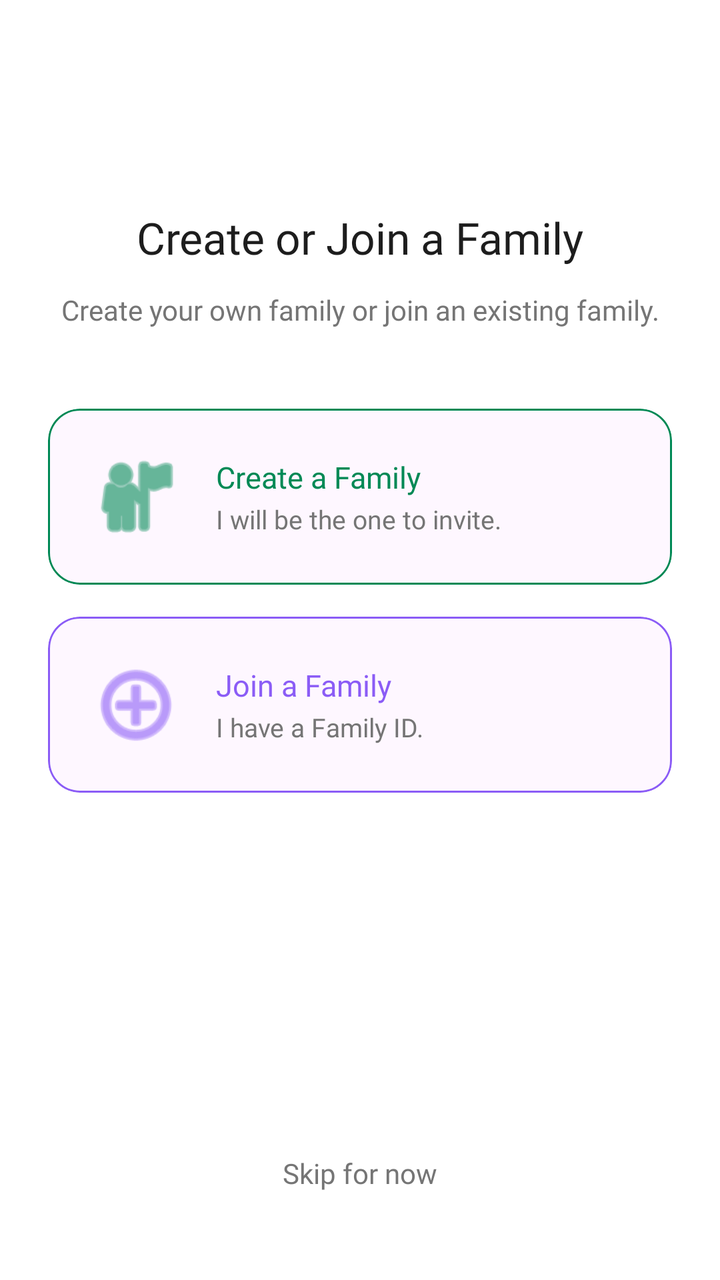
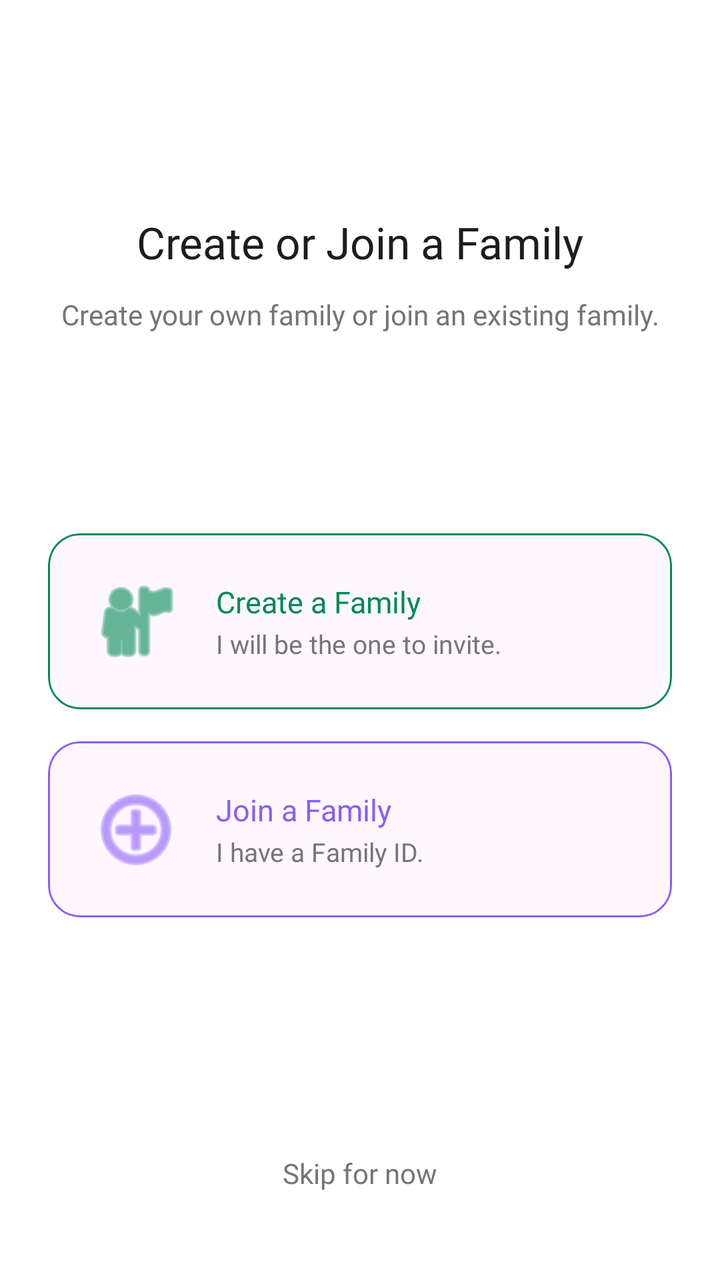

An Android layout rendered at two revisions. The XML below is the earlier revision; the diff shows what the commit changed to produce the second picture.
<!-- AndroidManifest.xml: application theme Theme.Carti -->
<!-- res/layout/fragment_onboarding_options.xml -->
<?xml version="1.0" encoding="utf-8"?>
<androidx.constraintlayout.widget.ConstraintLayout xmlns:android="http://schemas.android.com/apk/res/android"
    xmlns:app="http://schemas.android.com/apk/res-auto"
    android:id="@+id/onboardingOptions"
    android:layout_width="match_parent"
    android:layout_height="match_parent"
    android:background="@color/white">

    <androidx.core.widget.NestedScrollView
        android:layout_width="match_parent"
        android:layout_height="0dp"
        android:clipToPadding="false"
        android:paddingTop="64dp"
        app:layout_constraintBottom_toTopOf="@+id/btnSkip"
        app:layout_constraintTop_toTopOf="parent">

        <LinearLayout
            android:id="@+id/onboardingOptionsHeader"
            android:layout_width="match_parent"
            android:layout_height="wrap_content"
            android:orientation="vertical"
            android:padding="24dp">

            <TextView
                android:layout_width="match_parent"
                android:layout_height="wrap_content"
                android:layout_marginTop="16dp"
                android:fontFamily="@font/plus_jakarta_sans_bold"
                android:gravity="center"
                android:text="@string/onboarding_family_opt_title"
                android:textColor="@color/text_primary"
                android:textSize="22sp" />

            <TextView
                android:layout_width="match_parent"
                android:layout_height="wrap_content"
                android:layout_marginTop="12dp"
                android:fontFamily="@font/plus_jakarta_sans_medium"
                android:gravity="center"
                android:text="@string/onboarding_family_opt_desc"
                android:textColor="@color/text_secondary"
                android:textSize="14sp" />

            <com.google.android.material.card.MaterialCardView
                android:id="@+id/cardCreate"
                android:layout_width="match_parent"
                android:layout_height="wrap_content"
                android:layout_marginTop="40dp"
                android:clickable="true"
                android:focusable="true"
                app:cardCornerRadius="16dp"
                app:cardElevation="0dp"
                app:strokeColor="@color/carti_primary_green"
                app:strokeWidth="1dp">

                <LinearLayout
                    android:layout_width="match_parent"
                    android:layout_height="wrap_content"
                    android:gravity="center_vertical"
                    android:orientation="horizontal"
                    android:padding="20dp">

                    <ImageView
                        android:layout_width="48dp"
                        android:layout_height="48dp"
                        android:contentDescription="@null"
                        android:src="@android:drawable/ic_menu_myplaces"
                        app:tint="@color/carti_primary_green" />

                    <LinearLayout
                        android:layout_width="0dp"
                        android:layout_height="wrap_content"
                        android:layout_marginStart="16dp"
                        android:layout_weight="1"
                        android:orientation="vertical">

                        <TextView
                            android:layout_width="wrap_content"
                            android:layout_height="wrap_content"
                            android:fontFamily="@font/plus_jakarta_sans_bold"
                            android:text="@string/opt_create_title"
                            android:textColor="@color/carti_primary_green"
                            android:textSize="15sp" />

                        <TextView
                            android:layout_width="wrap_content"
                            android:layout_height="wrap_content"
                            android:layout_marginTop="2dp"
                            android:fontFamily="@font/plus_jakarta_sans_medium"
                            android:text="@string/opt_create_desc"
                            android:textColor="@color/text_secondary"
                            android:textSize="13sp" />
                    </LinearLayout>
                </LinearLayout>
            </com.google.android.material.card.MaterialCardView>

            <com.google.android.material.card.MaterialCardView
                android:id="@+id/cardJoin"
                android:layout_width="match_parent"
                android:layout_height="wrap_content"
                android:layout_marginTop="16dp"
                android:clickable="true"
                android:focusable="true"
                app:cardCornerRadius="16dp"
                app:cardElevation="0dp"
                app:strokeColor="@color/purple"
                app:strokeWidth="1dp">

                <LinearLayout
                    android:layout_width="match_parent"
                    android:layout_height="wrap_content"
                    android:gravity="center_vertical"
                    android:orientation="horizontal"
                    android:padding="20dp">

                    <ImageView
                        android:layout_width="48dp"
                        android:layout_height="48dp"
                        android:contentDescription="@null"
                        android:src="@android:drawable/ic_menu_add"
                        app:tint="@color/purple" />

                    <LinearLayout
                        android:layout_width="0dp"
                        android:layout_height="wrap_content"
                        android:layout_marginStart="16dp"
                        android:layout_weight="1"
                        android:orientation="vertical">

                        <TextView
                            android:layout_width="wrap_content"
                            android:layout_height="wrap_content"
                            android:fontFamily="@font/plus_jakarta_sans_bold"
                            android:text="@string/opt_join_title"
                            android:textColor="@color/purple"
                            android:textSize="15sp" />

                        <TextView
                            android:layout_width="wrap_content"
                            android:layout_height="wrap_content"
                            android:layout_marginTop="2dp"
                            android:fontFamily="@font/plus_jakarta_sans_medium"
                            android:text="@string/opt_join_desc"
                            android:textColor="@color/text_secondary"
                            android:textSize="13sp" />
                    </LinearLayout>
                </LinearLayout>
            </com.google.android.material.card.MaterialCardView>

        </LinearLayout>
    </androidx.core.widget.NestedScrollView>

    <TextView
        android:id="@+id/btnSkip"
        android:layout_width="wrap_content"
        android:layout_height="wrap_content"
        android:layout_marginBottom="32dp"
        android:background="?attr/selectableItemBackground"
        android:clickable="true"
        android:focusable="true"
        android:fontFamily="@font/plus_jakarta_sans_medium"
        android:padding="12dp"
        android:text="@string/btn_skip"
        android:textColor="@color/text_secondary"
        android:textSize="14sp"
        app:layout_constraintBottom_toBottomOf="parent"
        app:layout_constraintEnd_toEndOf="parent"
        app:layout_constraintStart_toStartOf="parent" />

</androidx.constraintlayout.widget.ConstraintLayout>
<!-- resources referenced by this layout -->
<resources>
  <color name="carti_primary_green">#008955</color>
  <color name="purple">#8B5CF6</color>
  <color name="text_primary">#1D1D1D</color>
  <color name="text_secondary">#757575</color>
  <color name="white">#FFFFFFFF</color>
  <string name="btn_skip">Skip for now</string>
  <string name="onboarding_family_opt_desc">Create your own family or join an existing family.</string>
  <string name="onboarding_family_opt_title">Create or Join a Family</string>
  <string name="opt_create_desc">I will be the one to invite.</string>
  <string name="opt_create_title">Create a Family</string>
  <string name="opt_join_desc">I have a Family ID.</string>
  <string name="opt_join_title">Join a Family</string>
  <style name="Theme.Carti" parent="Base.Theme.Carti" />
  <style name="Base.Theme.Carti" parent="Theme.Material3.DayNight.NoActionBar">
          <item name="colorPrimary">@color/carti_primary_green</item>
          <item name="android:windowBackground">@color/white</item>
          <item name="android:statusBarColor">@color/white</item>
          <item name="android:windowLightStatusBar" tools:targetApi="m">true</item>
          <item name="android:navigationBarColor">@color/white</item>
      </style>
</resources>

<!-- the commit's change to res/layout/fragment_onboarding_options.xml (unified diff, before → after) -->
@@ -10,7 +10,7 @@
         android:layout_width="match_parent"
         android:layout_height="0dp"
         android:clipToPadding="false"
-        android:paddingTop="64dp"
+        android:fillViewport="true"
         app:layout_constraintBottom_toTopOf="@+id/btnSkip"
         app:layout_constraintTop_toTopOf="parent">
 
@@ -18,13 +18,13 @@
             android:id="@+id/onboardingOptionsHeader"
             android:layout_width="match_parent"
             android:layout_height="wrap_content"
+            android:gravity="center"
             android:orientation="vertical"
             android:padding="24dp">
 
             <TextView
                 android:layout_width="match_parent"
                 android:layout_height="wrap_content"
-                android:layout_marginTop="16dp"
                 android:fontFamily="@font/plus_jakarta_sans_bold"
                 android:gravity="center"
                 android:text="@string/onboarding_family_opt_title"
@@ -45,7 +45,7 @@
                 android:id="@+id/cardCreate"
                 android:layout_width="match_parent"
                 android:layout_height="wrap_content"
-                android:layout_marginTop="40dp"
+                android:layout_marginTop="100dp"
                 android:clickable="true"
                 android:focusable="true"
                 app:cardCornerRadius="16dp"
